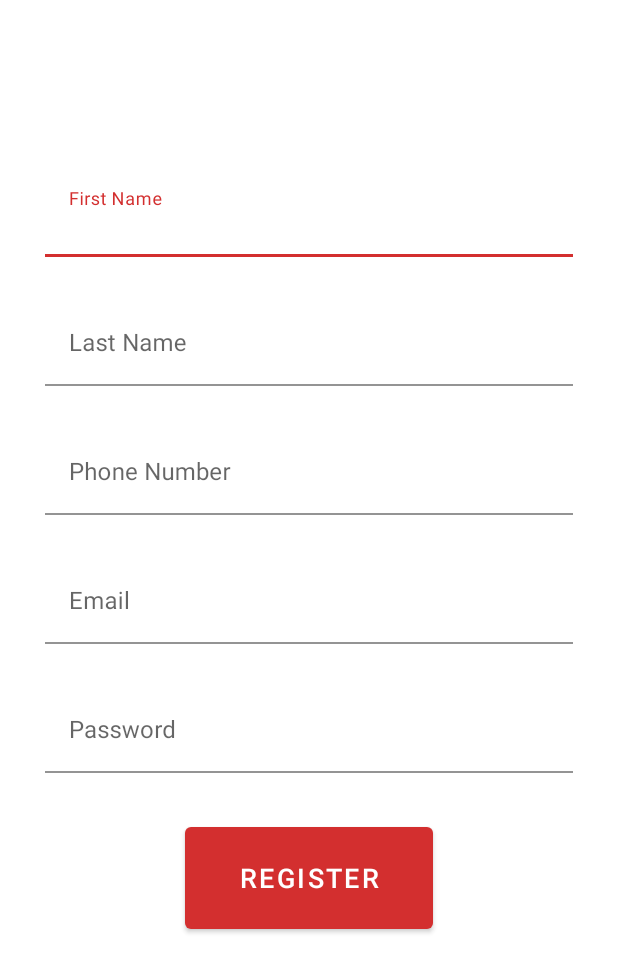
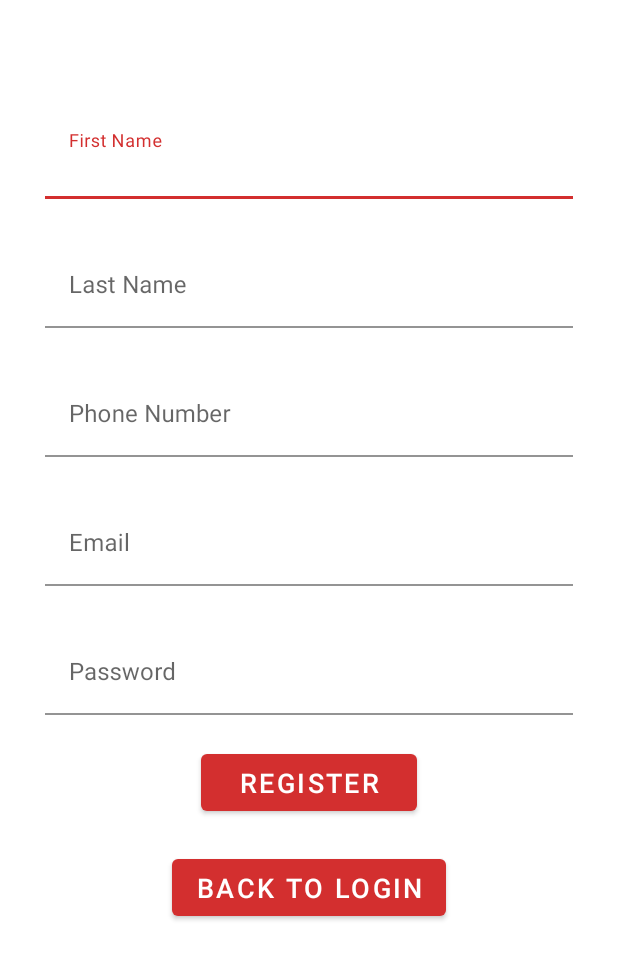
Before and after one commit to wongliheng/covidsmartapp, an Android app: the screen it shows after launch (RegisterPage), after a tap on "REGISTER", on a phone screen of 412 x 824 dp. Shown: the top 972 px of the screen. Run offline under Robolectric (Android 15) with nearby library versions, the phone set to English and light mode, and no system bars; our stand-ins replace Firebase (no records; nobody signed in at launch, a user with empty details on screens opened directly).

Commit message:
fixed more bugs

```diff
--- a/CovidSmartApp/app/src/main/java/com/covidsmartapp/AppointmentAdapter.java
+++ b/CovidSmartApp/app/src/main/java/com/covidsmartapp/AppointmentAdapter.java
@@ -71,9 +71,11 @@ public class AppointmentAdapter extends FirestoreRecyclerAdapter<AppointmentClas
         String hours = time.substring(0,2);
         String minutes = time.substring(2,4);
         int hour = Integer.parseInt(hours);
-        if (hour > 12) {
+        if (hour >= 12) {
+            if (hour > 12){
+                hour = hour - 12;
+            }
             meridiem = "PM";
-            hour = hour - 12;
         }
         String newTime = hour + ":" + minutes + " " + meridiem;
         holder.timeText.setText(newTime);
--- a/CovidSmartApp/app/src/main/java/com/covidsmartapp/HomeFragment.java
+++ b/CovidSmartApp/app/src/main/java/com/covidsmartapp/HomeFragment.java
@@ -127,7 +127,7 @@ public class HomeFragment extends Fragment {
                 }
             }
         };
-        checkOutRecycler.setLayoutManager(new LinearLayoutManager(getActivity()));
+        checkOutRecycler.setLayoutManager(new WrapContentLinearLayoutManager(getActivity()));
         checkOutRecycler.setAdapter(adapter);
     }
 
--- a/CovidSmartApp/app/src/main/java/com/covidsmartapp/LocationHistoryAdapter.java
+++ b/CovidSmartApp/app/src/main/java/com/covidsmartapp/LocationHistoryAdapter.java
@@ -18,6 +18,7 @@ public class LocationHistoryAdapter extends FirestoreRecyclerAdapter<LocationAft
      *
      * @param options
      */
+
     public LocationHistoryAdapter(@NonNull FirestoreRecyclerOptions<LocationAfterCheckOutClass> options) {
         super(options);
     }
--- a/CovidSmartApp/app/src/main/java/com/covidsmartapp/LocationHistoryFragment.java
+++ b/CovidSmartApp/app/src/main/java/com/covidsmartapp/LocationHistoryFragment.java
@@ -83,7 +83,7 @@ public class LocationHistoryFragment extends Fragment {
                 }
             }
         };
-        historyRecycler.setLayoutManager(new LinearLayoutManager(getActivity()));
+        historyRecycler.setLayoutManager(new WrapContentLinearLayoutManager(getActivity()));
         historyRecycler.setAdapter(adapter);
     }
 
--- a/CovidSmartApp/app/src/main/java/com/covidsmartapp/RegisterPage.java
+++ b/CovidSmartApp/app/src/main/java/com/covidsmartapp/RegisterPage.java
@@ -28,7 +28,7 @@ import java.util.Map;
 public class RegisterPage extends AppCompatActivity {
 
     private FirebaseAuth mAuth;
-    private Button register;
+    private Button register, backToLogIn;
     private TextInputEditText fName, lName, phone, email, pw;
     private ProgressBar progressBar;
 
@@ -47,11 +47,19 @@ public class RegisterPage extends AppCompatActivity {
         email = findViewById(R.id.emailEditText);
         pw = findViewById(R.id.passwordEditText);
         progressBar = findViewById(R.id.progressBar);
+        backToLogIn = findViewById(R.id.backToLogin);
 
         register.setOnClickListener(new View.OnClickListener() {
             @Override
             public void onClick(View view) {
                 registerUser();
+            }
+        });
+
+        backToLogIn.setOnClickListener(new View.OnClickListener() {
+            @Override
+            public void onClick(View view) {
+                finish();
             }
         });
     }
--- a/CovidSmartApp/app/src/main/java/com/covidsmartapp/TestResultFragment.java
+++ b/CovidSmartApp/app/src/main/java/com/covidsmartapp/TestResultFragment.java
@@ -126,7 +126,7 @@ public class TestResultFragment extends Fragment {
                 }
             }
         };
-        testResultRecycler.setLayoutManager(new LinearLayoutManager(getActivity()));
+        testResultRecycler.setLayoutManager(new WrapContentLinearLayoutManager(getActivity()));
         testResultRecycler.setAdapter(adapter);
     }
 
--- a/CovidSmartApp/app/src/main/res/layout/activity_register_page.xml
+++ b/CovidSmartApp/app/src/main/res/layout/activity_register_page.xml
@@ -16,7 +16,7 @@
         app:layout_constraintEnd_toEndOf="parent"
         app:layout_constraintStart_toStartOf="parent"
         app:layout_constraintTop_toTopOf="parent"
-        app:layout_constraintVertical_bias="0.15">
+        app:layout_constraintVertical_bias="0.1">
 
         <com.google.android.material.textfield.TextInputEditText
             android:id="@+id/fNameEditText"
@@ -112,14 +112,26 @@
     <Button
         android:id="@+id/register"
         android:layout_width="0dp"
-        android:layout_height="80dp"
+        android:layout_height="50dp"
         android:text="Register"
         android:textSize="18sp"
-        android:layout_marginTop="30dp"
+        android:layout_marginTop="20dp"
         app:layout_constraintEnd_toEndOf="parent"
         app:layout_constraintStart_toStartOf="parent"
-        app:layout_constraintWidth_percent="0.4"
+        app:layout_constraintWidth_percent="0.35"
         app:layout_constraintTop_toBottomOf="@+id/passwordLayout" />
+
+    <Button
+        android:id="@+id/backToLogin"
+        android:layout_width="0dp"
+        android:layout_height="50dp"
+        android:text="Back To Login"
+        android:textSize="18sp"
+        android:layout_marginTop="20dp"
+        app:layout_constraintWidth_default="wrap"
+        app:layout_constraintEnd_toEndOf="parent"
+        app:layout_constraintStart_toStartOf="parent"
+        app:layout_constraintTop_toBottomOf="@+id/register" />
 
     <ProgressBar
         android:id="@+id/progressBar"
```
Also changed, not shown: CovidSmartApp/app/src/main/java/com/covidsmartapp/AppointmentInfoFragment.java (+7 -1 lines), CovidSmartApp/app/src/main/java/com/covidsmartapp/WrapContentLinearLayoutManager.java (added, +23 -0 lines), CovidSmartApp/app/src/main/res/layout/appointment_layout.xml (+16 -6 lines).
